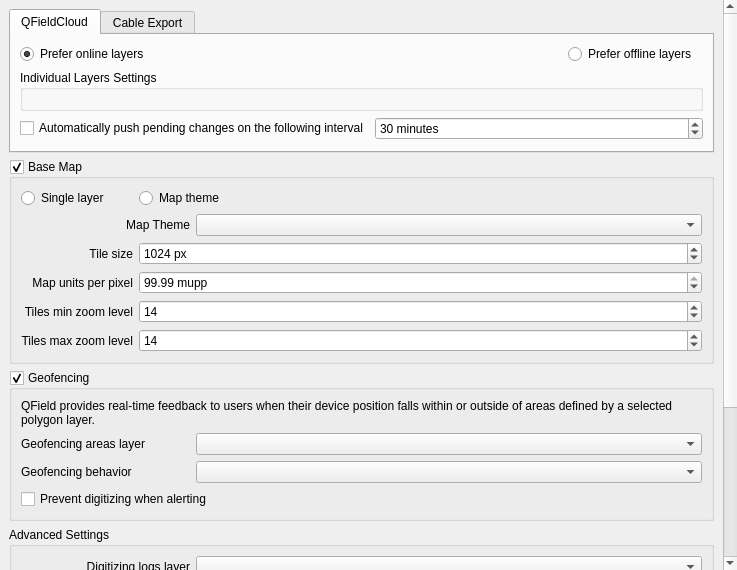
Qt form qfieldsync/ui/project_configuration_widget.ui (opengisch/qfieldsync) before a commit.
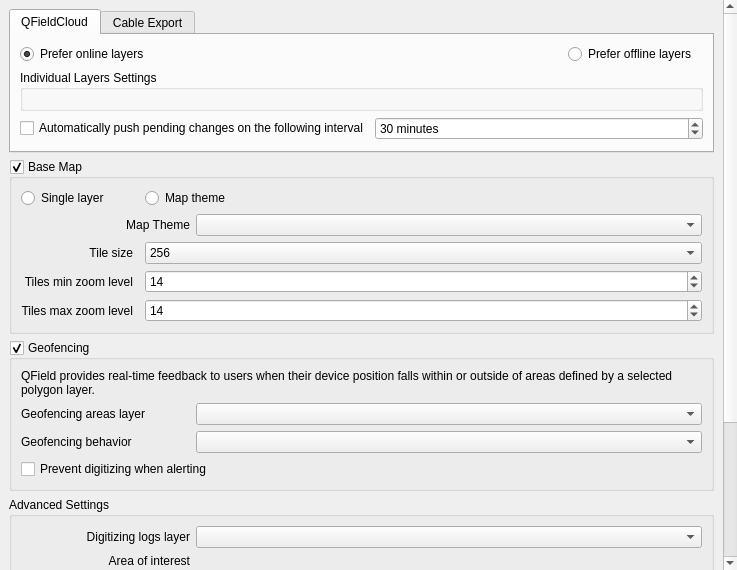
The same form after that commit. Custom widgets are drawn as their Qt base class.

Commit message: ui(basemap): clean up basemap generation parameters

```diff
--- a/qfieldsync/ui/project_configuration_widget.ui
+++ b/qfieldsync/ui/project_configuration_widget.ui
@@ -186,7 +186,17 @@
           <bool>true</bool>
          </property>
          <layout class="QGridLayout" name="gridLayout">
-          <item row="0" column="1">
+          <item row="6" column="0">
+           <widget class="QLabel" name="baseMapTilesMaxZoomLevelLabel">
+            <property name="text">
+             <string>Tiles max zoom level</string>
+            </property>
+            <property name="alignment">
+             <set>Qt::AlignRight|Qt::AlignTrailing|Qt::AlignVCenter</set>
+            </property>
+           </widget>
+          </item>
+          <item row="0" column="2">
            <widget class="QRadioButton" name="mapThemeRadioButton">
             <property name="text">
              <string>Map theme</string>
@@ -196,36 +206,7 @@
             </attribute>
            </widget>
           </item>
-          <item row="6" column="1">
-           <widget class="QgsSpinBox" name="baseMapTilesMaxZoomLevelSpinBox">
-            <property name="sizePolicy">
-             <sizepolicy hsizetype="Expanding" vsizetype="Fixed">
-              <horstretch>0</horstretch>
-              <verstretch>0</verstretch>
-             </sizepolicy>
-            </property>
-            <property name="toolTip">
-             <string>This determines the maximum zoom level of the basemap tiles (mbtiles format), generated during cable export.</string>
-            </property>
-            <property name="maximum">
-             <number>20</number>
-            </property>
-            <property name="value">
-             <number>14</number>
-            </property>
-           </widget>
-          </item>
-          <item row="2" column="0">
-           <widget class="QLabel" name="tileSizeLabel">
-            <property name="text">
-             <string>Tile size</string>
-            </property>
-            <property name="alignment">
-             <set>Qt::AlignRight|Qt::AlignTrailing|Qt::AlignVCenter</set>
-            </property>
-           </widget>
-          </item>
-          <item row="4" column="1">
+          <item row="4" column="2">
            <widget class="QgsSpinBox" name="baseMapTilesMinZoomLevelSpinBox">
             <property name="sizePolicy">
              <sizepolicy hsizetype="Expanding" vsizetype="Fixed">
@@ -244,6 +225,25 @@
             </property>
            </widget>
           </item>
+          <item row="6" column="2">
+           <widget class="QgsSpinBox" name="baseMapTilesMaxZoomLevelSpinBox">
+            <property name="sizePolicy">
+             <sizepolicy hsizetype="Expanding" vsizetype="Fixed">
+              <horstretch>0</horstretch>
+              <verstretch>0</verstretch>
+             </sizepolicy>
+            </property>
+            <property name="toolTip">
+             <string>This determines the maximum zoom level of the basemap tiles (mbtiles format), generated during cable export.</string>
+            </property>
+            <property name="maximum">
+             <number>20</number>
+            </property>
+            <property name="value">
+             <number>14</number>
+            </property>
+           </widget>
+          </item>
           <item row="0" column="0">
            <widget class="QRadioButton" name="singleLayerRadioButton">
             <property name="text">
@@ -254,26 +254,17 @@
             </attribute>
            </widget>
           </item>
-          <item row="3" column="1">
-           <widget class="QgsDoubleSpinBox" name="mapUnitsPerPixel">
-            <property name="sizePolicy">
-             <sizepolicy hsizetype="Expanding" vsizetype="Fixed">
-              <horstretch>0</horstretch>
-              <verstretch>0</verstretch>
-             </sizepolicy>
+          <item row="3" column="0">
+           <widget class="QLabel" name="tileSizeLabel">
+            <property name="text">
+             <string>Tile size</string>
             </property>
-            <property name="toolTip">
-             <string>This determines the spatial resolution of the resulting map image. It depends on the CRS of the map canvas. For map units in [m], a value of 1 means each pixel covers an area of 1x1 m, a value of 1000 means 1 pixel per square kilometer.</string>
-            </property>
-            <property name="suffix">
-             <string> mupp</string>
-            </property>
-            <property name="value">
-             <double>99.989999999999995</double>
+            <property name="alignment">
+             <set>Qt::AlignRight|Qt::AlignTrailing|Qt::AlignVCenter</set>
             </property>
            </widget>
           </item>
-          <item row="1" column="0" colspan="2">
+          <item row="1" column="0" colspan="3">
            <widget class="QStackedWidget" name="baseMapTypeStack">
             <property name="sizePolicy">
              <sizepolicy hsizetype="Preferred" vsizetype="Fixed">
@@ -366,49 +357,26 @@
             </property>
            </widget>
           </item>
-          <item row="2" column="1">
-           <widget class="QgsSpinBox" name="tileSize">
-            <property name="sizePolicy">
-             <sizepolicy hsizetype="Expanding" vsizetype="Fixed">
-              <horstretch>0</horstretch>
-              <verstretch>0</verstretch>
-             </sizepolicy>
-            </property>
+          <item row="3" column="2">
+           <widget class="QComboBox" name="baseMapTileSizeComboBox">
             <property name="toolTip">
              <string>Rendering will happen in tiles. This number determines the width and height (in pixels) that will be rendered per tile.</string>
             </property>
-            <property name="suffix">
-             <string> px</string>
-            </property>
-            <property name="minimum">
-             <number>1</number>
-            </property>
-            <property name="maximum">
-             <number>10240</number>
-            </property>
-            <property name="value">
-             <number>1024</number>
-            </property>
-           </widget>
-          </item>
-          <item row="3" column="0">
-           <widget class="QLabel" name="mapUnitsPerPixelLabel">
-            <property name="text">
-             <string>Map units per pixel</string>
-            </property>
-            <property name="alignment">
-             <set>Qt::AlignRight|Qt::AlignTrailing|Qt::AlignVCenter</set>
-            </property>
-           </widget>
-          </item>
-          <item row="6" column="0">
-           <widget class="QLabel" name="baseMapTilesMaxZoomLevelLabel">
-            <property name="text">
-             <string>Tiles max zoom level</string>
-            </property>
-            <property name="alignment">
-             <set>Qt::AlignRight|Qt::AlignTrailing|Qt::AlignVCenter</set>
-            </property>
+            <item>
+             <property name="text">
+              <string>256</string>
+             </property>
+            </item>
+            <item>
+             <property name="text">
+              <string>512</string>
+             </property>
+            </item>
+            <item>
+             <property name="text">
+              <string>1024</string>
+             </property>
+            </item>
            </widget>
           </item>
          </layout>
@@ -609,11 +577,6 @@
    <header>qgscollapsiblegroupbox.h</header>
    <container>1</container>
   </customwidget>
-  <customwidget>
-   <class>QgsDoubleSpinBox</class>
-   <extends>QDoubleSpinBox</extends>
-   <header>qgsdoublespinbox.h</header>
-  </customwidget>
   <customwidget>
    <class>QgsMapLayerComboBox</class>
    <extends>QComboBox</extends>
```
Left out of the diff: 2 changed lines with no effect on the pictures. The commit also changes 1 other file.
